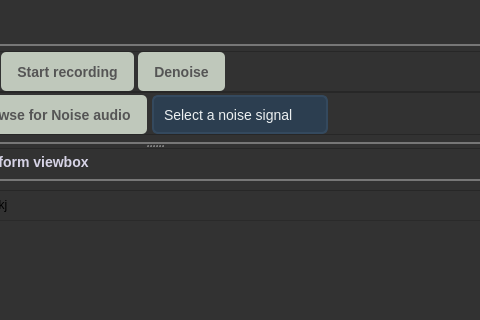
Before: the Qt Designer form UI/main_c.ui in PorcupineBee/projectANC, drawn with Qt 5; both pictures show x 370 to 850 and y 0 to 320 of the 1021 by 714 pixel window.
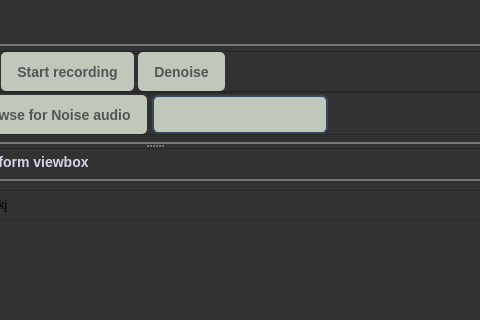
After: the same form once the commit is applied. Icons and pictures are not drawn.

Diff of the .ui file:
```diff
--- a/UI/main_c.ui
+++ b/UI/main_c.ui
@@ -469,11 +469,12 @@
                  <property name="styleSheet">
                   <string notr="true">/* ComboBox Main Styling */
 QComboBox {
-    background-color: #2c3e50; /* Dark background */
+    background-color: rgb(191, 200, 187); /*#2c3e50;*/ /* Dark background */
     border: 2px solid #34495e; /* Slightly lighter border */
     border-radius: 6px;
     padding: 5px 10px;
     color: #ecf0f1; /* Light text */
+   color: #222; /* Light text */
     font-size: 14px;
 }
 
@@ -481,24 +482,19 @@
 QComboBox::drop-down {
     border: none;
     width: 20px;
-    background: transparent;
 }
 
 QComboBox::down-arrow {
     image: url(down-arrow.png); /* Replace with actual path if needed */
     width: 12px;
-    height: 12px;
-}
-
-QComboBox::down-arrow:hover {
-    image: url(down-arrow-hover.png);
+    height: 8px;
 }
 
 /* Popup List */
 QComboBox QAbstractItemView {
-    background-color: #2c3e50; /* Dark background */
+    background-color:  rgb(191, 200, 187); /*#2c3e50; *//* Dark background */
     border: 1px solid #34495e;
-    selection-background-color: #2980b9; /* Blue highlight for selection */
+    selection-background-color: rgb(191, 200, 187) ; /*#2980b9;*/ /* Blue highlight for selection */
     selection-color: white;
     padding: 4px;
 }
@@ -512,17 +508,22 @@
 /* When Pressed */
 QComboBox:pressed, QComboBox:on {
     background-color: #1f2e3d;
+background-color: rgb(191, 200, 187);
     border: 2px solid #2980b9;
 }
 
 /* Disabled */
 QComboBox:disabled {
     background-color: #3a4f5c;
+background-color: rgb(191, 200, 187);
     color: #7f8c8d;
     border-color: #2c3e50;
 }
 </string>
                  </property>
+                 <property name="editable">
+                  <bool>true</bool>
+                 </property>
                  <property name="placeholderText">
                   <string>Select a noise signal</string>
                  </property>
```
Left out of the diff: 4 changed lines with no effect on the pictures.
